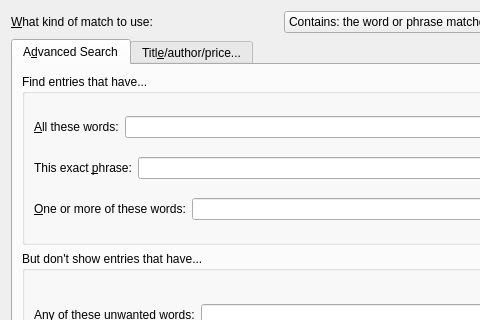
debian-calibre/calibre, file src/calibre/gui2/store/search/adv_search_builder.ui: the form before one commit; both pictures show x 0 to 480 and y 0 to 320 of the 752 by 472 pixel window.
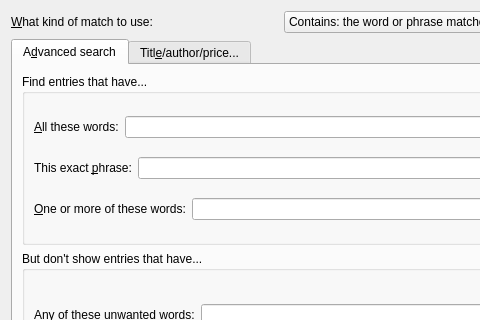
The form after the commit. Icons and pictures are not drawn. Custom widgets are drawn as their Qt base class.

The edit to the form file:
```diff
--- a/src/calibre/gui2/store/search/adv_search_builder.ui
+++ b/src/calibre/gui2/store/search/adv_search_builder.ui
@@ -54,7 +54,7 @@
      </property>
      <widget class="QWidget" name="tab">
       <attribute name="title">
-       <string>A&amp;dvanced Search</string>
+       <string>A&amp;dvanced search</string>
       </attribute>
       <layout class="QGridLayout" name="gridLayout_3">
        <item row="0" column="0">
```
